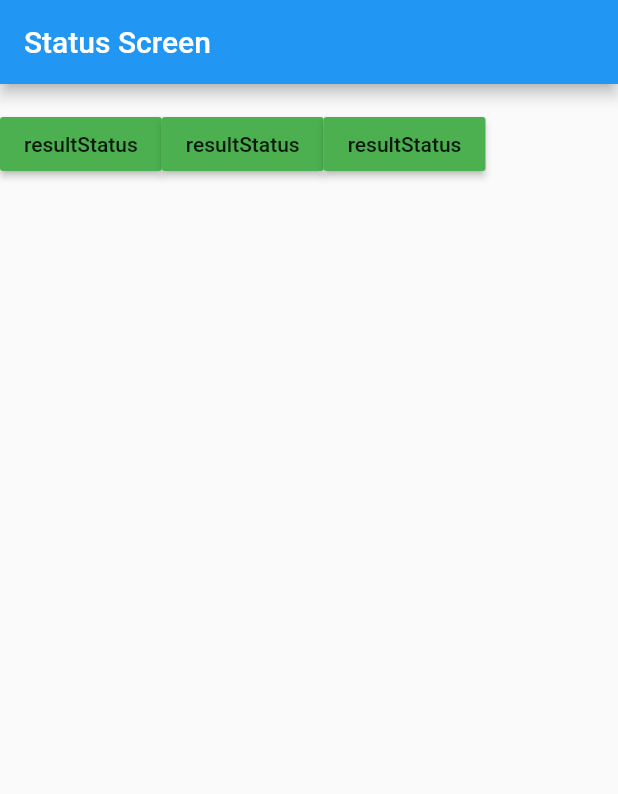
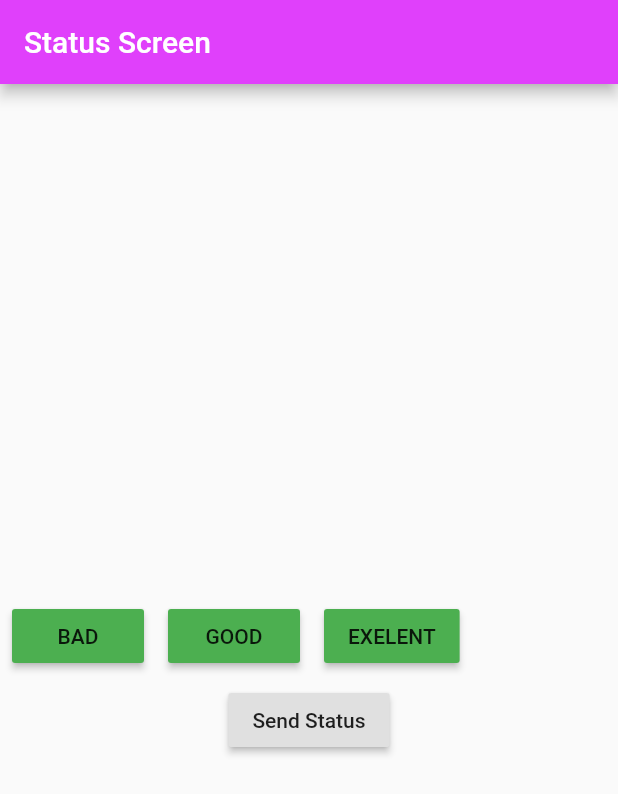
Before and after one commit to lakshmiRamesh2/teacher_app, a Flutter app: the AssignmentScreen screen opened directly with empty values, on a phone screen of 412 x 824 dp. Shown: the top 794 px of the screen. Run offline on Flutter 3.47's test engine with Material 2 defaults, Android fonts, the phone set to English and light mode, and no system bars; our stand-ins replace cloud_firestore, firebase_messaging, firebase_storage, shared_preferences; accounts and stored records are empty.

Commit message:
added some features

```diff
--- a/lib/screens/assignment_screen.dart
+++ b/lib/screens/assignment_screen.dart
@@ -1,6 +1,7 @@
 
 
 
+import 'package:flutter/cupertino.dart';
 import 'package:flutter/material.dart';
 import "package:teacher_app/api_manager/api_manager.dart";
 import 'package:cloud_firestore/cloud_firestore.dart';
@@ -21,11 +22,11 @@ class AssignmentScreen extends StatefulWidget {
   class AssignmentScreenState extends State<AssignmentScreen>{
   @override
   Widget build(BuildContext context) {
-    // TODO: implement build
     return Scaffold(
-      appBar: AppBar(title: Text("Status Screen"),),
+      appBar: AppBar(title: Text("Status Screen"),backgroundColor: Colors.purpleAccent,),
       body: Column(
-
+mainAxisAlignment: MainAxisAlignment.center,
+        crossAxisAlignment: CrossAxisAlignment.center,
         children: <Widget>[
           Text(widget.studentName),
         //  Text(widget.assignmentName),
@@ -34,7 +35,8 @@ class AssignmentScreen extends StatefulWidget {
             statusButton("BAD"),
             statusButton("GOOD"),
             statusButton("EXELENT"),
-          ],)
+          ],),
+          sendButton()
         ],
       ),
     );
@@ -52,14 +54,17 @@ String result;
 
 Widget statusButton(String resultStatus){
 
-    return RaisedButton(
-      child:Text("resultStatus"),
+    return Padding(
+      padding: const EdgeInsets.all(8.0),
+      child: RaisedButton(
+        child:Text(resultStatus),
         color:Colors.green,
         onPressed: (){
           setState(() {
             result=resultStatus;
           });
         },
+      ),
     );
 }
 
--- a/pubspec.yaml
+++ b/pubspec.yaml
@@ -33,6 +33,7 @@ dev_dependencies:
   firebase_messaging: ^5.1.6
   firebase_storage: ^3.0.6
   http: ^0.12.0+2
+  url_launcher: ^5.2.3
 
 
 
```
Also changed, not shown: lib/api_manager/api_manager.dart (+10 -6 lines), lib/screens/home_screen.dart (+17 -40 lines), lib/screens/login_screen.dart (+4 -3 lines), lib/widget/studdent assignment widget.dart (+47 -8 lines), pubspec.lock. Lines whose indentation alone changed are shown as unchanged.
